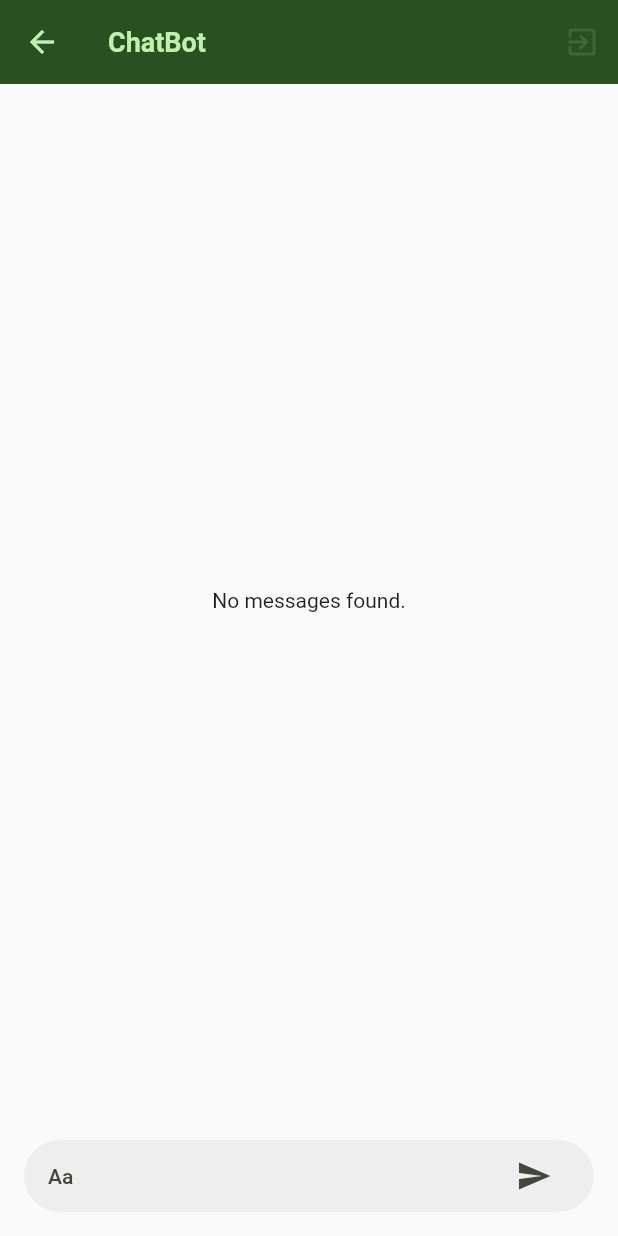
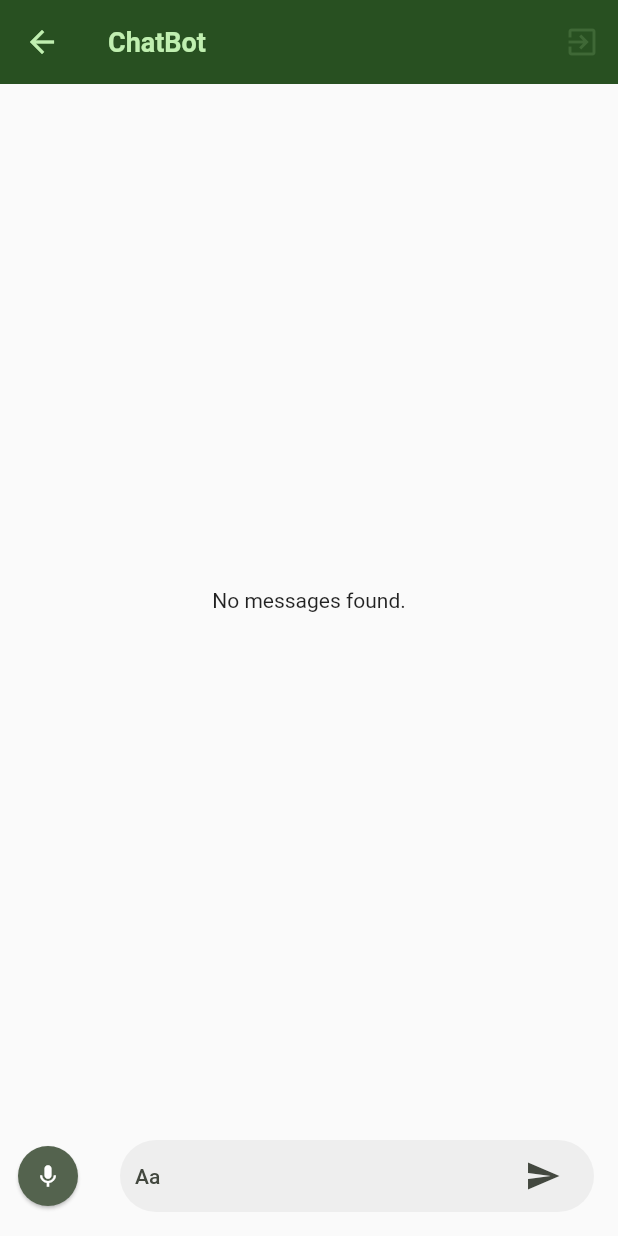
Before and after one commit to congltk1234/Chatbot-Summary, a Flutter app: the screen it shows after launch, after a tap on "Chatbot", on a phone screen of 412 x 824 dp. Run offline on Flutter 3.47's test engine with Material 2 defaults, Android fonts, the phone set to English and light mode, and no system bars.

Commit message:
Update UI

```diff
--- a/brycen_chat_app/lib/screens/home_screen.dart
+++ b/brycen_chat_app/lib/screens/home_screen.dart
@@ -30,6 +30,8 @@ class _HomeScreenState extends State<HomeScreen> {
               obscureText: true,
               decoration: InputDecoration(
                 labelText: 'API Key',
+                prefixIcon: Icon(Icons.key,
+                    color: Theme.of(context).colorScheme.secondary),
                 hintText: "Insert your OpenAPI key...",
                 border: OutlineInputBorder(
                   borderRadius: BorderRadius.circular(20),
@@ -41,6 +43,7 @@ class _HomeScreenState extends State<HomeScreen> {
                     icon: const Icon(
                       Icons.send,
                     ),
+                    color: Theme.of(context).colorScheme.primary,
                     onPressed: () {},
                   ),
                 ),
--- a/brycen_chat_app/lib/widgets/new_message.dart
+++ b/brycen_chat_app/lib/widgets/new_message.dart
@@ -1,4 +1,6 @@
 import 'package:flutter/material.dart';
+
+enum InputMode { text, voice }
 
 class NewMessage extends StatefulWidget {
   const NewMessage({super.key});
@@ -31,18 +33,36 @@ class _NewMessageState extends State<NewMessage> {
   @override
   Widget build(BuildContext context) {
     return // input box
-        Container(
+        Row(
+      children: [
+        ElevatedButton(
+          style: ElevatedButton.styleFrom(
+            backgroundColor: Theme.of(context).colorScheme.secondary,
+            foregroundColor: Theme.of(context).colorScheme.onSecondary,
+            shape: const CircleBorder(),
+            padding: EdgeInsets.all(5),
+          ),
+          onPressed: () {},
+          child: Icon(Icons.mic),
+        ),
+        Expanded(
+          child: Container(
             decoration: BoxDecoration(
               color: Colors.grey[200],
               borderRadius: BorderRadius.circular(32.0),
             ),
-      margin: const EdgeInsets.symmetric(vertical: 16.0, horizontal: 16.0),
-      padding: const EdgeInsets.symmetric(vertical: 0.0, horizontal: 16.0),
+            margin:
+                const EdgeInsets.symmetric(vertical: 16.0, horizontal: 16.0),
+            padding:
+                const EdgeInsets.symmetric(vertical: 0.0, horizontal: 10.0),
             child: Row(
               children: [
                 Expanded(
                   child: TextField(
                     controller: _messageController,
+                    textCapitalization: TextCapitalization.sentences,
+                    autocorrect: true,
+                    enableSuggestions: true,
                     decoration: const InputDecoration.collapsed(hintText: 'Aa'),
                   ),
                 ),
@@ -64,6 +84,9 @@ class _NewMessageState extends State<NewMessage> {
                     ),
               ],
             ),
+          ),
+        ),
+      ],
     );
     // return Padding(
     //   padding: const EdgeInsets.only(left: 15, right: 1, bottom: 14),
```
Lines whose indentation alone changed are shown as unchanged.
